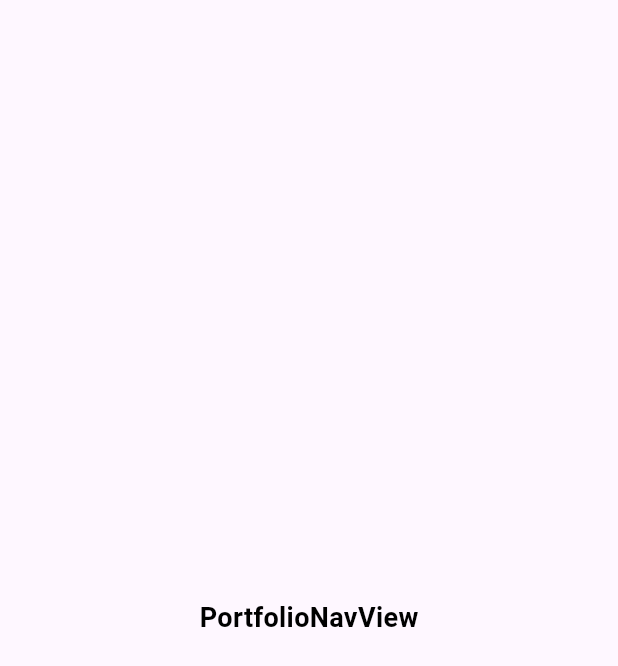
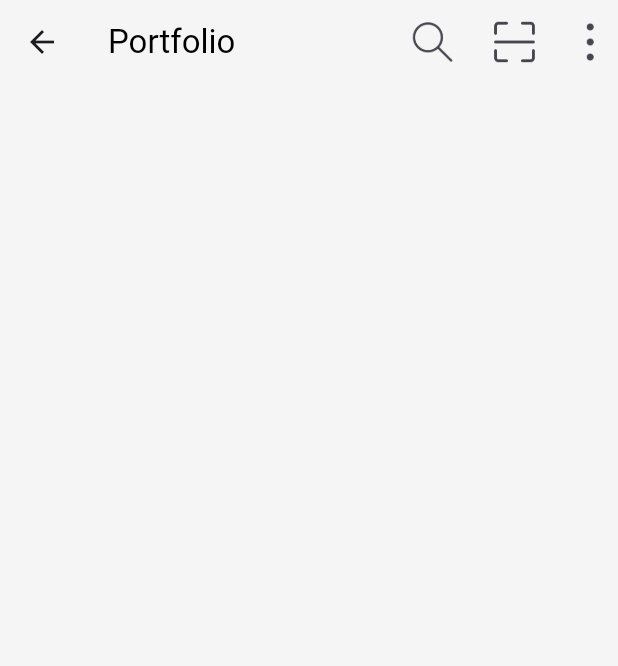
Before and after one commit to ArslanXXQazi/Finance-Tracker, a Flutter app: the PortfolioNavView screen opened directly, on a phone screen of 412 x 824 dp. Shown: the top 666 px of the screen. Run offline on Flutter 3.47's test engine with Material 3 defaults, Android fonts, the phone set to English and light mode, and no system bars; our stand-ins replace fl_chart, flutter_animate, persistent_bottom_nav_bar.

Commit message:
Update portfolio_nav_view.dart

```diff
--- a/finance_tracker/lib/src/views/nav_bar_view/portfolio_nav_view/portfolio_nav_view.dart
+++ b/finance_tracker/lib/src/views/nav_bar_view/portfolio_nav_view/portfolio_nav_view.dart
@@ -1,13 +1,36 @@
-import 'package:finance_tracker/src/controller/components/custom_text.dart';
-import 'package:flutter/material.dart';
+
+
+import 'package:finance_tracker/src/controller/constant/linker.dart';
 
 class PortfolioNavView extends StatelessWidget {
   const PortfolioNavView({super.key});
 
   @override
   Widget build(BuildContext context) {
+    final height=MediaQuery.sizeOf(context).height;
+    final width=MediaQuery.sizeOf(context).width;
     return Scaffold(
-      body: Center(child: BoldText(text: 'PortfolioNavView'),),
+      backgroundColor: Colors.grey.shade100,
+      appBar: AppBar(
+        backgroundColor: Colors.grey.shade100,
+        title: CustomText(text: 'Portfolio',fontSize: 22,),
+        actions: [
+          InkWell(
+              onTap: (){},
+              child: ImageIcon(AssetImage(Appimages.search),size: width*.09,)),
+          SizedBox(width: width*.05,),
+          InkWell(
+              onTap: (){},
+              child: ImageIcon(AssetImage(Appimages.scanner),size: width*.075)),
+          SizedBox(width: width*.04,),
+          InkWell(
+              onTap: (){},
+              child: ImageIcon(AssetImage(Appimages.more),size: width*.09)),
+        ],
+      ),
+      body: Column(children: [
+
+      ],)
     );
   }
 }
```
